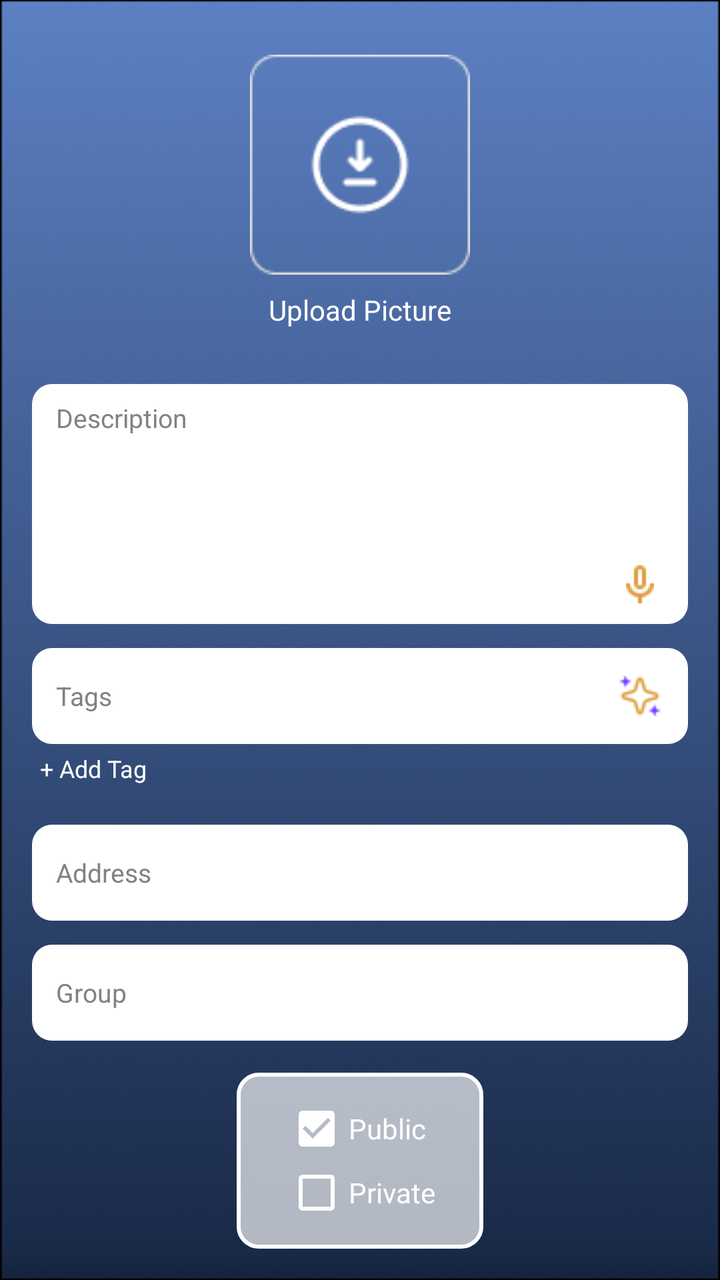
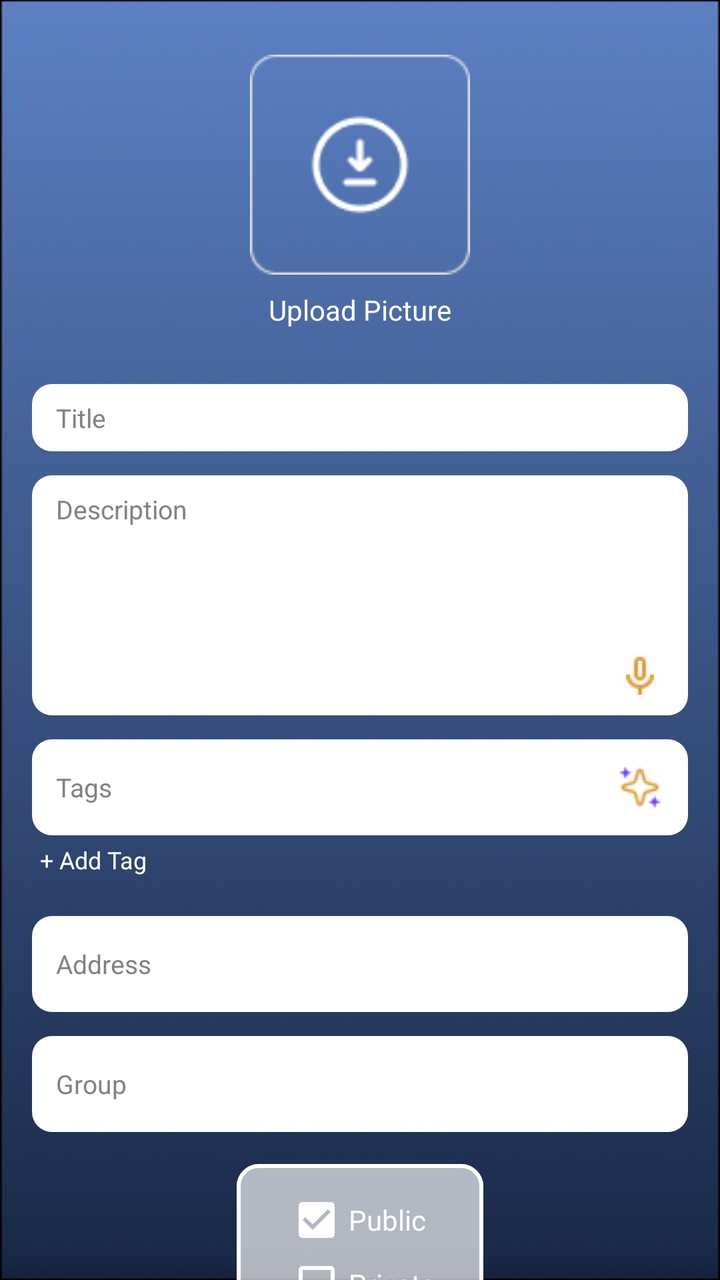

An Android layout rendered at two revisions. The XML below is the earlier revision; the diff shows what the commit changed to produce the second picture.
<!-- AndroidManifest.xml: application theme Theme.Traveling -->
<!-- res/layout/fragment_post.xml -->
<?xml version="1.0" encoding="utf-8"?>
<ScrollView xmlns:android="http://schemas.android.com/apk/res/android"
    android:layout_width="match_parent"
    android:layout_height="match_parent"
    android:background="@drawable/bck"
    android:scrollbars="none">

    <LinearLayout
        android:layout_width="match_parent"
        android:layout_height="wrap_content"
        android:orientation="vertical"
        android:paddingStart="16dp"
        android:paddingEnd="16dp"
        android:paddingTop="16dp"
        android:paddingBottom="24dp">

        
        <LinearLayout
            android:layout_width="match_parent"
            android:layout_height="160dp"
            android:layout_marginBottom="16dp"
            android:gravity="center"
            android:orientation="vertical">

            <ImageView
                android:id="@+id/ivPostImage"
                android:layout_width="110dp"
                android:layout_height="110dp"
                android:background="?attr/selectableItemBackgroundBorderless"
                android:clickable="true"
                android:focusable="true"
                android:scaleType="centerCrop"
                android:src="@drawable/post_frame" />

            <TextView
                android:layout_width="wrap_content"
                android:layout_height="wrap_content"
                android:layout_marginTop="8dp"
                android:text="@string/upload_picture"
                android:textColor="@color/white"
                android:textSize="14sp" />
        </LinearLayout>

        
        <LinearLayout
            android:layout_width="match_parent"
            android:layout_height="120dp"
            android:layout_marginBottom="12dp"
            android:background="@drawable/input_bck"
            android:orientation="horizontal"
            android:paddingBottom="8dp"
            android:paddingEnd="12dp"
            android:paddingStart="12dp"
            android:paddingTop="8dp">

            <EditText
                android:id="@+id/etDescription"
                android:layout_width="0dp"
                android:layout_height="match_parent"
                android:layout_weight="1"
                android:background="@null"
                android:gravity="top"
                android:hint="@string/description"
                android:inputType="textMultiLine"
                android:textColor="@color/black"
                android:textColorHint="@color/grey"
                android:textSize="13sp" />

            <ImageButton
                android:id="@+id/btnVoiceDesc"
                android:layout_width="24dp"
                android:layout_height="24dp"
                android:layout_gravity="bottom"
                android:background="?attr/selectableItemBackgroundBorderless"
                android:src="@drawable/ic_mic" />
        </LinearLayout>

        
        <LinearLayout
            android:layout_width="match_parent"
            android:layout_height="48dp"
            android:layout_marginBottom="4dp"
            android:background="@drawable/input_bck"
            android:gravity="center_vertical"
            android:orientation="horizontal"
            android:paddingEnd="12dp"
            android:paddingStart="12dp">

            <EditText
                android:id="@+id/etTag"
                android:layout_width="0dp"
                android:layout_height="wrap_content"
                android:layout_weight="1"
                android:background="@null"
                android:hint="@string/tag"
                android:imeOptions="actionDone"
                android:inputType="text"
                android:textColor="@color/black"
                android:textColorHint="@color/grey"
                android:textSize="13sp" />

            <ImageButton
                android:id="@+id/btnAiTag"
                android:layout_width="24dp"
                android:layout_height="24dp"
                android:background="?attr/selectableItemBackgroundBorderless"
                android:src="@drawable/ic_ai_star" />
        </LinearLayout>

        
        <TextView
            android:id="@+id/tvAddTag"
            android:layout_width="wrap_content"
            android:layout_height="wrap_content"
            android:layout_marginBottom="8dp"
            android:clickable="true"
            android:focusable="true"
            android:paddingStart="4dp"
            android:text="@string/add_tag"
            android:textColor="@color/white"
            android:textSize="12sp" />

        
        <com.google.android.material.chip.ChipGroup
            android:id="@+id/chipGroupTags"
            android:layout_width="match_parent"
            android:layout_height="wrap_content"
            android:layout_marginBottom="12dp" />

        
        <LinearLayout
            android:layout_width="match_parent"
            android:layout_height="48dp"
            android:layout_marginBottom="12dp"
            android:background="@drawable/input_bck"
            android:gravity="center_vertical"
            android:orientation="horizontal"
            android:paddingEnd="12dp"
            android:paddingStart="12dp">

            <EditText
                android:id="@+id/etAddress"
                android:layout_width="match_parent"
                android:layout_height="wrap_content"
                android:background="@null"
                android:hint="@string/address"
                android:inputType="textPostalAddress"
                android:textColor="@color/black"
                android:textColorHint="@color/grey"
                android:textSize="13sp" />
        </LinearLayout>

        
        <LinearLayout
            android:layout_width="match_parent"
            android:layout_height="48dp"
            android:layout_marginBottom="16dp"
            android:background="@drawable/input_bck"
            android:gravity="center_vertical"
            android:orientation="horizontal"
            android:paddingEnd="12dp"
            android:paddingStart="12dp">

            <EditText
                android:id="@+id/etGroup"
                android:layout_width="match_parent"
                android:layout_height="wrap_content"
                android:background="@null"
                android:hint="@string/group"
                android:inputType="text"
                android:textColor="@color/black"
                android:textColorHint="@color/grey"
                android:textSize="13sp" />
        </LinearLayout>

        
        <LinearLayout
            android:layout_width="wrap_content"
            android:layout_height="wrap_content"
            android:layout_gravity="center_horizontal"
            android:layout_marginBottom="24dp"
            android:background="@drawable/frame_private_public_post"
            android:orientation="vertical"
            android:paddingBottom="12dp"
            android:paddingEnd="24dp"
            android:paddingStart="24dp"
            android:paddingTop="12dp">

            <CheckBox
                android:id="@+id/cbPublic"
                android:layout_width="wrap_content"
                android:layout_height="wrap_content"
                android:buttonTint="@color/white"
                android:checked="true"
                android:text="@string/public_label"
                android:textColor="@color/white" />

            <CheckBox
                android:id="@+id/cbPrivate"
                android:layout_width="wrap_content"
                android:layout_height="wrap_content"
                android:buttonTint="@color/white"
                android:text="@string/private_label"
                android:textColor="@color/white" />
        </LinearLayout>

        
        <androidx.appcompat.widget.AppCompatButton
            android:id="@+id/btnPost"
            android:layout_width="match_parent"
            android:layout_height="52dp"
            android:background="@drawable/filter_org_btn"
            android:text="@string/post"
            android:textColor="@color/white"
            android:textSize="18sp"
            android:textStyle="bold" />

    </LinearLayout>
</ScrollView>
<!-- resources referenced by this layout -->
<resources>
  <color name="black">#FF000000</color>
  <color name="grey">#828282</color>
  <color name="white">#FFFFFFFF</color>
  <!-- drawable bck: png bitmap (drawable, 207456 bytes) -->
  <!-- drawable filter_org_btn (drawable) -->
  <?xml version="1.0" encoding="utf-8"?>
  <shape xmlns:android="http://schemas.android.com/apk/res/android"
      android:shape="rectangle">
  
      <corners
          android:radius="30dp"/>
      <solid android:color="@color/orange"/>
  
  </shape>
  <!-- drawable frame_private_public_post (drawable) -->
  <?xml version="1.0" encoding="utf-8"?>
  <shape xmlns:android="http://schemas.android.com/apk/res/android"
      android:shape="rectangle">
  
      <corners
          android:radius="10dp"/>
      <solid android:color="#AAFFFFFF"/>
  
      <stroke
          android:width="2dp"
          android:color="#FFFFFF"/>
  
  </shape>
  <!-- drawable ic_ai_star: png bitmap (drawable, 763 bytes) -->
  <!-- drawable ic_mic: png bitmap (drawable, 430 bytes) -->
  <!-- drawable input_bck (drawable) -->
  <?xml version="1.0" encoding="utf-8"?>
  <shape xmlns:android="http://schemas.android.com/apk/res/android"
      android:shape="rectangle">
  
      <corners
          android:radius="10dp"/>
      <solid android:color="@color/white"/>
  
  </shape>
  <!-- drawable post_frame: png bitmap (drawable, 1643 bytes) -->
  <string name="add_tag"> + Add Tag</string>
  <string name="address"> Address </string>
  <string name="description"> Description </string>
  <string name="group"> Group </string>
  <string name="post"> Post </string>
  <string name="private_label"> Private </string>
  <string name="public_label"> Public </string>
  <string name="tag"> Tags </string>
  <string name="upload_picture">Upload Picture</string>
  <style name="Theme.Traveling" parent="Base.Theme.Traveling" />
  <color name="orange">#E09F3E</color>
  <style name="Base.Theme.Traveling" parent="Theme.AppCompat.Light.NoActionBar">
          
          
          <item name="textAllCaps">false</item>
          <item name="android:textStyle">normal</item>
          <item name="android:fontFamily">sans-serif</item>
  
          <item name="colorPrimary">@color/orange</item>
          <item name="colorPrimaryDark">@color/orange</item>
          <item name="colorAccent">@color/orange</item>
          <item name="android:colorButtonNormal">@color/orange</item>
      </style>
</resources>

<!-- the commit's change to res/layout/fragment_post.xml (unified diff, before → after) -->
@@ -44,6 +44,33 @@
         
         <LinearLayout
             android:layout_width="match_parent"
+            android:layout_height="wrap_content"
+            android:layout_marginBottom="12dp"
+            android:background="@drawable/input_bck"
+            android:orientation="horizontal"
+            android:paddingBottom="8dp"
+            android:paddingEnd="12dp"
+            android:paddingStart="12dp"
+            android:paddingTop="8dp">
+
+            <EditText
+                android:id="@+id/etTitle"
+                android:layout_width="0dp"
+                android:layout_height="match_parent"
+                android:layout_weight="1"
+                android:background="@null"
+                android:gravity="top"
+                android:hint="@string/title"
+                android:inputType="textMultiLine"
+                android:textColor="@color/black"
+                android:textColorHint="@color/grey"
+                android:textSize="13sp" />
+
+        </LinearLayout>
+
+        
+        <LinearLayout
+            android:layout_width="match_parent"
             android:layout_height="120dp"
             android:layout_marginBottom="12dp"
             android:background="@drawable/input_bck"
<!-- resource entries referenced after the edit -->
@@ -49,6 +49,7 @@
   <string name="private_label"> Private </string>
   <string name="public_label"> Public </string>
   <string name="tag"> Tags </string>
+  <string name="title">Title</string>
   <string name="upload_picture">Upload Picture</string>
   <style name="Theme.Traveling" parent="Base.Theme.Traveling" />
   <color name="orange">#E09F3E</color>
